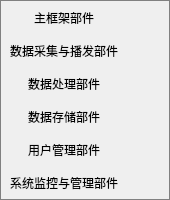
Above: widget/statuspopup/softwarestatus_frame.ui from yanghang8612/SMAMMainUI before the change. Below: the same form after it.
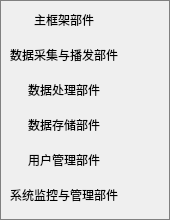
That is the form after the change. Icons and pictures are not drawn.

The edit to the form file:
```diff
--- a/widget/statuspopup/softwarestatus_frame.ui
+++ b/widget/statuspopup/softwarestatus_frame.ui
@@ -7,7 +7,7 @@
     <x>0</x>
     <y>0</y>
     <width>170</width>
-    <height>200</height>
+    <height>220</height>
    </rect>
   </property>
   <property name="styleSheet">
@@ -31,7 +31,7 @@
      <x>10</x>
      <y>0</y>
      <width>161</width>
-     <height>201</height>
+     <height>221</height>
     </rect>
    </property>
    <layout class="QHBoxLayout" name="horizontalLayout">
```
Left out of the diff: 12 changed lines with no effect on the pictures.
